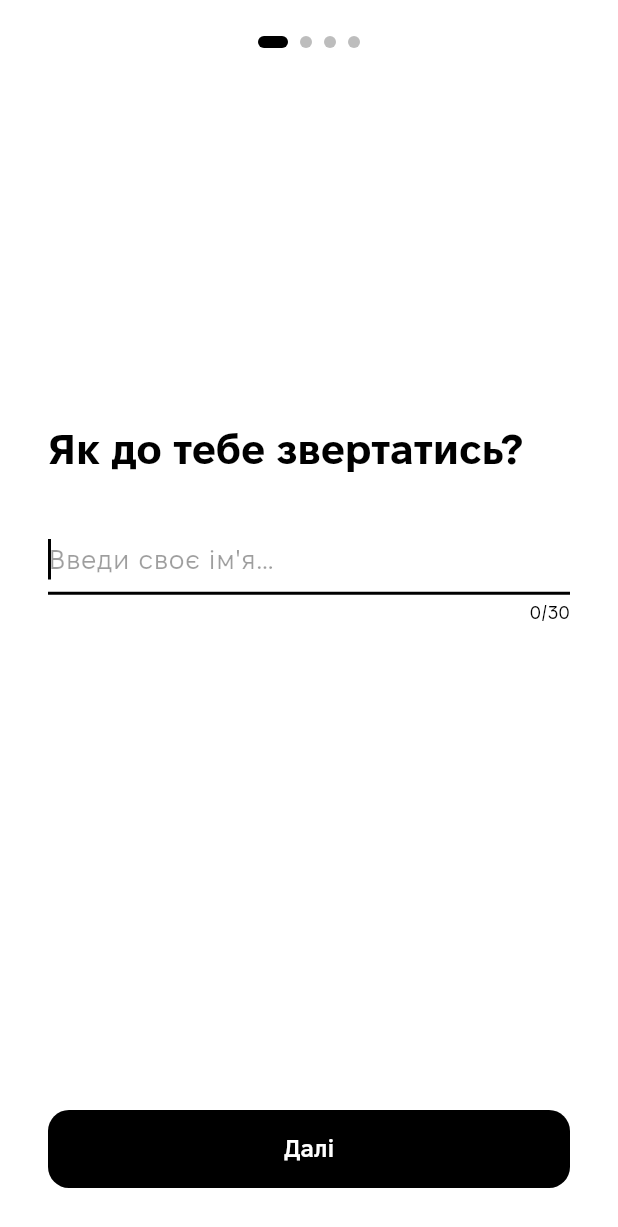
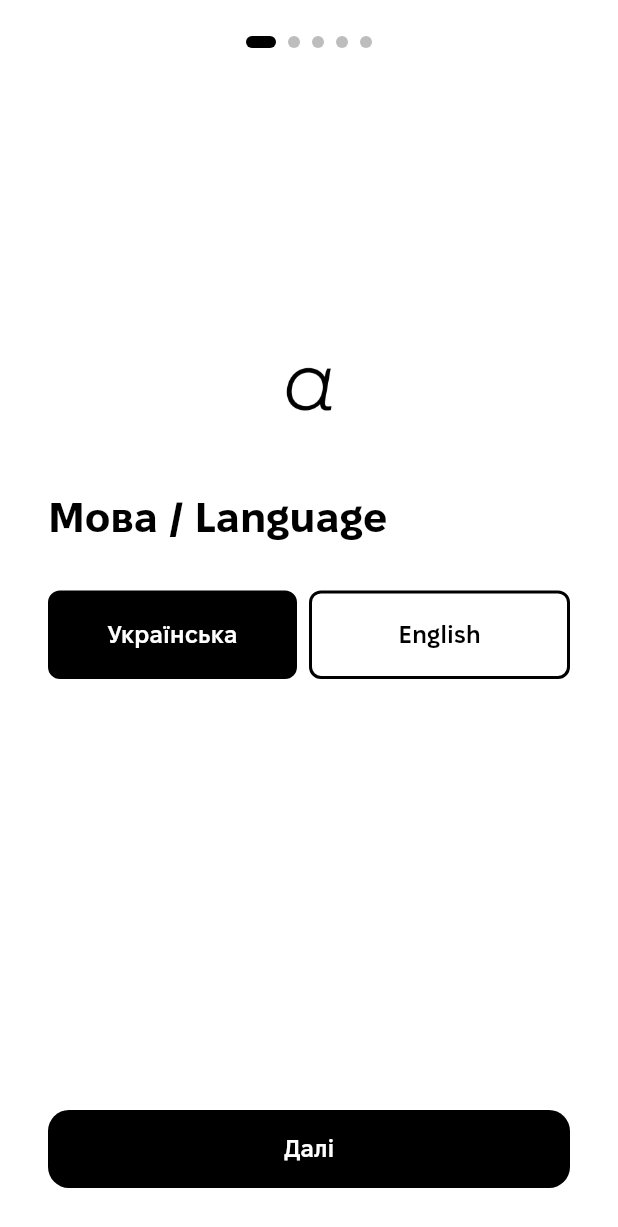
Before and after one commit to skvortsovden/atensia, a Flutter app: the screen it shows after launch, on a phone screen of 412 x 824 dp. Shown: the top 1227 px of the screen. Run offline on Flutter 3.47's test engine with Material 3 defaults, Android fonts, the phone set to English and light mode, and no system bars; our stand-ins replace file_picker, fl_chart, flutter_local_notifications, package_info_plus, share_plus, shared_preferences and 3 more.

Commit message:
Add English localization support
Adds full English translation alongside Ukrainian: new en.yaml strings
file, locale persistence in SharedPreferences, language selection on
onboarding page 0 and in Settings, and locale-aware DateFormat/calendar
throughout. Fixes habit display after language switch (positional key
mapping), calendar header rebuild (ValueKey on TableCalendar), routing
reset on locale change, and monthly trend chart threshold.

Co-Authored-By: Claude Sonnet 4.6 <noreply@anthropic.com>

```diff
--- a/lib/l10n/strings.dart
+++ b/lib/l10n/strings.dart
@@ -1,15 +1,16 @@
 import 'package:flutter/services.dart';
 import 'package:yaml/yaml.dart';
 
-/// Static strings loaded from assets/l10n/uk.yaml.
-/// Call [S.load()] once in main() before runApp().
+/// Static strings loaded from assets/l10n/<locale>.yaml.
+/// Call [S.load()] once in main() before runApp(), and again whenever
+/// the locale changes (e.g. from AppProvider.setLocale()).
 class S {
   S._();
 
   static Map<String, dynamic> _m = {};
 
-  static Future<void> load() async {
-    final raw = await rootBundle.loadString('assets/l10n/uk.yaml');
+  static Future<void> load([String locale = 'uk']) async {
+    final raw = await rootBundle.loadString('assets/l10n/$locale.yaml');
     _m = Map<String, dynamic>.from(loadYaml(raw) as Map);
   }
 
@@ -121,6 +122,8 @@ class S {
   static String get settingsImportErrorBtn => _s('settings_import_error_btn');
   static String get settingsImportErrorEncoding => _s('settings_import_error_encoding');
   static String get settingsPrivacy => _s('settings_privacy');
+  static String get settingsLanguageLabel => _s('settings_language_label');
+  static String get settingsVersion => _s('settings_version');
 
   // ── Stats ────────────────────────────────────────────────────────────────
   static String get statsTitle => _s('stats_title');
@@ -142,6 +145,12 @@ class S {
   static String get statsNoData => _s('stats_no_data');
   static String get statsCustomRange => _s('stats_custom_range');
   static String get statsPickDates => _s('stats_pick_dates');
+  static String get statsStreakSuffix => _s('stats_streak_suffix');
+  static String get statsHabitsAllHaveData => _s('stats_habits_all_have_data');
+  static String get statsHabitsFilterLabel => _s('stats_habits_filter_label');
+  static String get statsHabitsFilterNo => _s('stats_habits_filter_no');
+  static String get statsHabitsFilterYes => _s('stats_habits_filter_yes');
+  static String get statsShareImageHint => _s('stats_share_image_hint');
 
   // ── Shared labels ────────────────────────────────────────────────────────
   static String get labelSick => _s('label_sick');
@@ -170,8 +179,27 @@ class S {
   static String circumplexQuadrant(double valence, double arousal) {
     final v = valence >= 0.34 ? 'h' : (valence <= -0.34 ? 'l' : 'm');
     final a = arousal >= 0.34 ? 'h' : (arousal <= -0.34 ? 'l' : 'm');
-    return _s('circumplex_${v}${a}');
+    return _s('circumplex_$v$a');
   }
+
+  // ── Date formatting ──────────────────────────────────────────────────────
+  static String get dateLocale => _s('date_locale');
+
+  // ── Today streak ─────────────────────────────────────────────────────────
+  static String get todayStreakBefore => _s('today_streak_before');
+  static String todayStreakDay(int n) =>
+      _s('today_streak_day').replaceFirst('{n}', '$n');
+  static String get todayStreakAfter => _s('today_streak_after');
+  static String get todayStreakAfterStreak => _s('today_streak_after_streak');
+
+  // ── Stats period label ────────────────────────────────────────────────────
+  static String get statsPeriodWeekPrefix => _s('stats_period_week_prefix');
+
+  // ── Notifications ────────────────────────────────────────────────────────
+  static String get notifChannelName => _s('notif_channel_name');
+  static String get notifChannelDesc => _s('notif_channel_desc');
+  static String get notifTitle => _s('notif_title');
+  static String get notifBody => _s('notif_body');
 
   // ── Default habits ────────────────────────────────────────────────────────
   static List<String> get defaultHabits =>
--- a/lib/main.dart
+++ b/lib/main.dart
@@ -86,6 +86,7 @@ class AtensiaApp extends StatelessWidget {
 
   @override
   Widget build(BuildContext context) {
+    final provider = context.watch<AppProvider>();
     return MaterialApp(
       title: S.appTitle,
       debugShowCheckedModeBanner: false,
@@ -96,8 +97,8 @@ class AtensiaApp extends StatelessWidget {
         GlobalWidgetsLocalizations.delegate,
         GlobalCupertinoLocalizations.delegate,
       ],
-      supportedLocales: const [Locale('uk', 'UA')],
-      locale: const Locale('uk', 'UA'),
+      supportedLocales: const [Locale('uk', 'UA'), Locale('en', 'US')],
+      locale: provider.flutterLocale,
 
       // ── Theme ─────────────────────────────────────────────────────────────
       theme: ThemeData(
@@ -190,6 +191,7 @@ class _MainScreenState extends State<MainScreen> {
 
   @override
   Widget build(BuildContext context) {
+    context.watch<AppProvider>(); // rebuild on locale change so tab labels update
     return Scaffold(
       body: IndexedStack(
         index: _index,
--- a/lib/providers/app_provider.dart
+++ b/lib/providers/app_provider.dart
@@ -4,6 +4,7 @@ import 'package:flutter/material.dart';
 import 'package:flutter/foundation.dart';
 import 'package:shared_preferences/shared_preferences.dart';
 
+import '../l10n/strings.dart';
 import '../models/daily_entry.dart';
 import '../services/notification_service.dart';
 
@@ -12,6 +13,7 @@ class AppProvider extends ChangeNotifier {
   String _username = '';
   bool _remindersEnabled = false;
   TimeOfDay _reminderTime = const TimeOfDay(hour: 20, minute: 0);
+  String _locale = 'uk';
 
   SharedPreferences? _prefs;
   bool _isInitialized = false;
@@ -21,6 +23,7 @@ class AppProvider extends ChangeNotifier {
   static const _remindersKey = 'atensia_reminders';
   static const _reminderTimeKey = 'atensia_reminder_time';
   static const _launchedKey = 'atensia_launched';
+  static const _localeKey = 'atensia_locale';
 
   // Old keys from when the app was named Proso — used for one-time migration
   static const _oldKeys = {
@@ -37,6 +40,10 @@ class AppProvider extends ChangeNotifier {
   String get username => _username;
   bool get remindersEnabled => _remindersEnabled;
   TimeOfDay get reminderTime => _reminderTime;
+  String get locale => _locale;
+  Locale get flutterLocale => _locale == 'en'
+      ? const Locale('en', 'US')
+      : const Locale('uk', 'UA');
   // Return false (not first launch) when _prefs is null: SharedPreferences
   // failed to initialize, so we must not trigger onboarding and make
   // markLaunched() a no-op — that would trap the user in an infinite loop.
@@ -86,6 +93,8 @@ class AppProvider extends ChangeNotifier {
       }
       _username = _prefs!.getString(_usernameKey) ?? '';
       _remindersEnabled = _prefs!.getBool(_remindersKey) ?? false;
+      _locale = _prefs!.getString(_localeKey) ?? 'uk';
+      if (_locale != 'uk') await S.load(_locale);
       final timeStr = _prefs!.getString(_reminderTimeKey);
       if (timeStr != null) {
         final parts = timeStr.split(':');
@@ -202,6 +211,14 @@ class AppProvider extends ChangeNotifier {
   void setUsername(String name) {
     _username = name;
     _prefs?.setString(_usernameKey, name);
+    notifyListeners();
+  }
+
+  Future<void> setLocale(String locale) async {
+    if (_locale == locale) return;
+    _locale = locale;
+    _prefs?.setString(_localeKey, locale);
+    await S.load(locale);
     notifyListeners();
   }
 
--- a/lib/screens/onboarding_screen.dart
+++ b/lib/screens/onboarding_screen.dart
@@ -51,6 +51,7 @@ class _OnboardingScreenState extends State<OnboardingScreen> {
 
   @override
   Widget build(BuildContext context) {
+    context.watch<AppProvider>(); // rebuild all pages when locale changes
     return Scaffold(
       backgroundColor: Colors.white,
       body: SafeArea(
@@ -61,7 +62,7 @@ class _OnboardingScreenState extends State<OnboardingScreen> {
               padding: const EdgeInsets.only(top: 24, bottom: 8),
               child: Row(
                 mainAxisAlignment: MainAxisAlignment.center,
-                children: List.generate(4, (i) {
+                children: List.generate(5, (i) {
                   final active = i == _currentPage;
                   return AnimatedContainer(
                     duration: const Duration(milliseconds: 250),
@@ -83,6 +84,7 @@ class _OnboardingScreenState extends State<OnboardingScreen> {
                 physics: const NeverScrollableScrollPhysics(),
                 onPageChanged: (i) => setState(() => _currentPage = i),
                 children: [
+                  _LanguagePage(onContinue: _nextPage),
                   _NamePage(
                     controller: _nameController,
                     onContinue: _nextPage,
@@ -98,6 +100,79 @@ class _OnboardingScreenState extends State<OnboardingScreen> {
             ),
           ],
         ),
+      ),
+    );
+  }
+}
+
+// ── Page 0: Language selection ──────────────────────────────────────────────
+
+class _LanguagePage extends StatelessWidget {
+  const _LanguagePage({required this.onContinue});
+
+  final VoidCallback onContinue;
+
+  @override
+  Widget build(BuildContext context) {
+    final provider = context.watch<AppProvider>();
+    return Padding(
+      padding: const EdgeInsets.symmetric(horizontal: 32),
+      child: Column(
+        crossAxisAlignment: CrossAxisAlignment.start,
+        children: [
+          const Spacer(flex: 2),
+          Center(
+            child: Image.asset('assets/atensia-logo.png', height: 56),
+          ),
+          const SizedBox(height: 40),
+          const Text(
+            'Мова / Language',
+            style: TextStyle(
+              fontSize: 28,
+              fontWeight: FontWeight.w700,
+              height: 1.2,
+            ),
+          ),
+          const SizedBox(height: 32),
+          Row(
+            children: [
+              for (final opt in [('uk', 'Українська'), ('en', 'English')])
+                Expanded(
+                  child: GestureDetector(
+                    onTap: () => provider.setLocale(opt.$1),
+                    child: Container(
+                      margin: opt.$1 == 'uk'
+                          ? const EdgeInsets.only(right: 8)
+                          : EdgeInsets.zero,
+                      padding: const EdgeInsets.symmetric(vertical: 16),
+                      decoration: BoxDecoration(
+                        color: provider.locale == opt.$1
+                            ? Colors.black
+                            : Colors.transparent,
+                        border: Border.all(color: Colors.black, width: 2),
+                        borderRadius: BorderRadius.circular(8),
+                      ),
+                      alignment: Alignment.center,
+                      child: Text(
+                        opt.$2,
+                        style: TextStyle(
+                          fontFamily: 'FixelText',
+                          fontWeight: FontWeight.w600,
+                          fontSize: 16,
+                          color: provider.locale == opt.$1
+                              ? Colors.white
+                              : Colors.black,
+                        ),
+                      ),
+                    ),
+                  ),
+                ),
+            ],
+          ),
+          const Spacer(flex: 3),
+          _PrimaryButton(label: S.onboardingNameBtn, onTap: onContinue),
+          const SizedBox(height: 32),
+        ],
       ),
     );
   }
--- a/pubspec.yaml
+++ b/pubspec.yaml
@@ -1,6 +1,6 @@
 name: atensia
 description: Атенція - це увага до себе
-version: 1.7.6+5
+version: 1.8.0+1
 publish_to: 'none'
 
 environment:
@@ -60,6 +60,7 @@ flutter:
     - assets/atensia-logo.png
     - assets/fonts/
     - assets/l10n/uk.yaml
+    - assets/l10n/en.yaml
 
   fonts:
     - family: FixelDisplay
```
Also changed, not shown: assets/l10n/en.yaml (added, +181 -0 lines), assets/l10n/uk.yaml (+26 -0 lines), lib/screens/edit_day_screen.dart (+10 -6 lines), lib/screens/history_view.dart (+12 -9 lines), lib/screens/settings_view.dart (+50 -1 lines), lib/screens/stats_charts.dart (+24 -24 lines), lib/screens/stats_view.dart (+6 -6 lines), lib/screens/today_view.dart (+17 -10 lines), lib/services/notification_service.dart (+10 -8 lines).
